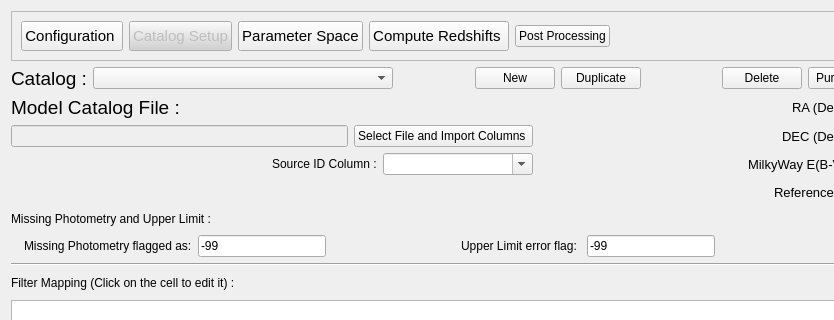
astrorama/Phosphoros, file PhzQtUI/auxdir/PhzQtUI/FormSurveyMapping.ui: the form before one commit; both pictures show x 0 to 834 and y 0 to 320 of the 1071 by 968 pixel window.
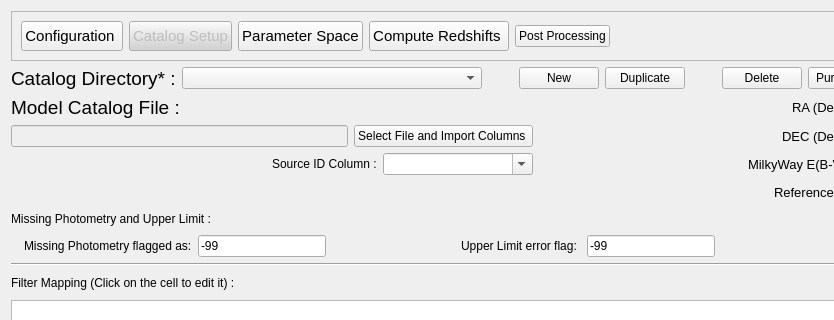
The form after the commit.

Commit message: change ref and wording for catalog

```diff
--- a/PhzQtUI/auxdir/PhzQtUI/FormSurveyMapping.ui
+++ b/PhzQtUI/auxdir/PhzQtUI/FormSurveyMapping.ui
@@ -161,7 +161,7 @@
           </font>
          </property>
          <property name="text">
-          <string>Catalog :</string>
+          <string>Catalog Directory* :</string>
          </property>
         </widget>
        </item>
```
Left out of the diff: 3 changed lines with no effect on the pictures. The commit also changes 5 other files.
